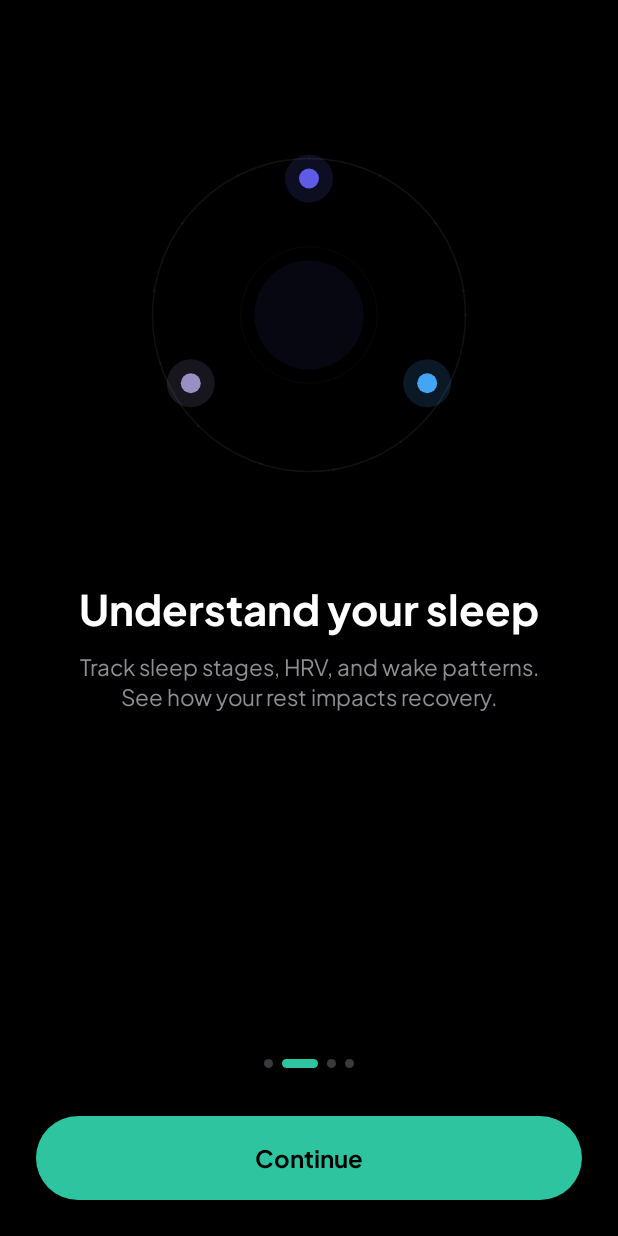
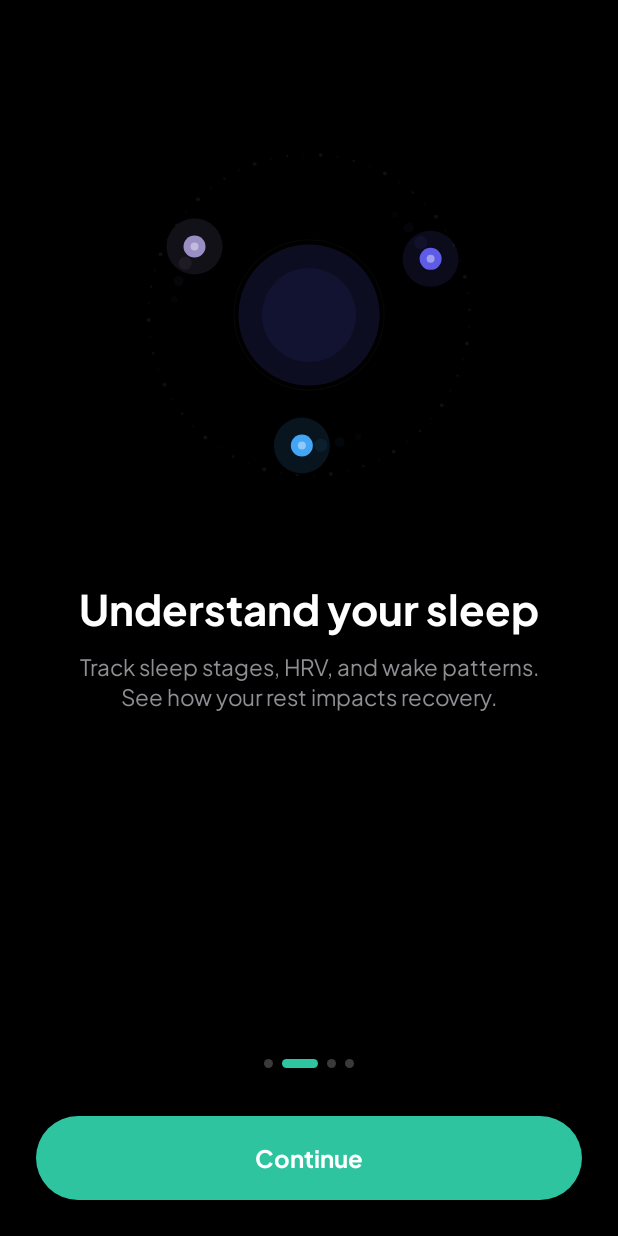
Before and after one commit to ajayaj2001/VEYRA, an Android app built with Jetpack Compose: the screen it shows after launch (MainActivity), after a tap on "Continue", on a phone screen of 412 x 824 dp. Run offline under Robolectric (Android 15) with nearby library versions, the phone set to English and light mode, and no system bars.

Commit message:
fix: White button text + animated onboarding illustrations
- VButton text color changed from black to white to match Stitch design
- Onboarding illustrations now fully animated:
  - Orbiting dots rotate continuously (12s full rotation)
  - Center pulse breathes in/out (2s cycle)
  - Glow alpha oscillates (3s cycle)
  - Outer dotted ring counter-rotates (20s)
  - Each dot has floating vertical offset
  - Motion trails (3 fading dots) behind each orbiting dot
  - Inner bright core on each dot for depth

Co-Authored-By: Claude Opus 4.6 (1M context) <noreply@anthropic.com>

```diff
--- a/app/src/main/java/com/veyra/ui/components/Core.kt
+++ b/app/src/main/java/com/veyra/ui/components/Core.kt
@@ -84,7 +84,7 @@ fun VButton(
         Text(
             text,
             style = MaterialTheme.typography.labelLarge.copy(fontWeight = FontWeight.Bold),
-            color = V.Black.copy(alpha = alpha),
+            color = V.White.copy(alpha = alpha),
         )
     }
 }
--- a/app/src/main/java/com/veyra/ui/screens/onboarding/OnboardingScreen.kt
+++ b/app/src/main/java/com/veyra/ui/screens/onboarding/OnboardingScreen.kt
@@ -1,6 +1,12 @@
 package com.veyra.ui.screens.onboarding
 
+import androidx.compose.animation.core.FastOutSlowInEasing
+import androidx.compose.animation.core.LinearEasing
+import androidx.compose.animation.core.RepeatMode
+import androidx.compose.animation.core.animateFloat
 import androidx.compose.animation.core.animateFloatAsState
+import androidx.compose.animation.core.infiniteRepeatable
+import androidx.compose.animation.core.rememberInfiniteTransition
 import androidx.compose.animation.core.tween
 import androidx.compose.foundation.Canvas
 import androidx.compose.foundation.background
@@ -165,69 +171,144 @@ private fun OnboardingPageContent(page: OnboardingPage) {
 
 @Composable
 private fun OnboardingIllustration(colors: List<Color>) {
+    // Continuous orbit rotation
+    val infiniteTransition = rememberInfiniteTransition(label = "orbit")
+    val orbitAngle by infiniteTransition.animateFloat(
+        initialValue = 0f,
+        targetValue = 360f,
+        animationSpec = infiniteRepeatable(
+            animation = tween(12000, easing = LinearEasing),
+            repeatMode = RepeatMode.Restart,
+        ),
+        label = "orbitAngle",
+    )
+
+    // Center pulse
+    val pulseScale by infiniteTransition.animateFloat(
+        initialValue = 0.85f,
+        targetValue = 1.15f,
+        animationSpec = infiniteRepeatable(
+            animation = tween(2000, easing = FastOutSlowInEasing),
+            repeatMode = RepeatMode.Reverse,
+        ),
+        label = "pulse",
+    )
+
+    // Glow breathing
+    val glowAlpha by infiniteTransition.animateFloat(
+        initialValue = 0.05f,
+        targetValue = 0.15f,
+        animationSpec = infiniteRepeatable(
+            animation = tween(3000, easing = FastOutSlowInEasing),
+            repeatMode = RepeatMode.Reverse,
+        ),
+        label = "glow",
+    )
+
+    // Secondary ring counter-rotation
+    val ring2Angle by infiniteTransition.animateFloat(
+        initialValue = 360f,
+        targetValue = 0f,
+        animationSpec = infiniteRepeatable(
+            animation = tween(20000, easing = LinearEasing),
+            repeatMode = RepeatMode.Restart,
+        ),
+        label = "ring2",
+    )
+
+    // Dot individual float offsets
+    val floatOffset by infiniteTransition.animateFloat(
+        initialValue = -6f,
+        targetValue = 6f,
+        animationSpec = infiniteRepeatable(
+            animation = tween(2500, easing = FastOutSlowInEasing),
+            repeatMode = RepeatMode.Reverse,
+        ),
+        label = "float",
+    )
+
     Canvas(Modifier.fillMaxSize()) {
         val cx = size.width / 2
         val cy = size.height / 2
         val radius = size.minDimension * 0.35f
 
-        // Outer ring
+        // Outer ring (slowly counter-rotates via dotted pattern)
+        val outerDots = 60
+        for (j in 0 until outerDots) {
+            val angle = (j * 360f / outerDots) + ring2Angle
+            val rad = Math.toRadians(angle.toDouble())
+            val dx = cx + (radius + 24f) * cos(rad).toFloat()
+            val dy = cy + (radius + 24f) * sin(rad).toFloat()
+            val dotAlpha = if (j % 2 == 0) 0.25f else 0.1f
+            drawCircle(
+                color = V.SurfaceBright.copy(alpha = dotAlpha),
+                radius = if (j % 4 == 0) 2f else 1.2f,
+                center = Offset(dx, dy),
+            )
+        }
+
+        // Inner ring outline
         drawCircle(
-            color = V.SurfaceBright.copy(alpha = 0.3f),
-            radius = radius + 20f,
+            color = V.SurfaceBright.copy(alpha = 0.2f),
+            radius = radius * 0.55f,
             center = Offset(cx, cy),
-            style = androidx.compose.ui.graphics.drawscope.Stroke(1.5f),
+            style = androidx.compose.ui.graphics.drawscope.Stroke(0.8f),
         )
 
-        // Inner ring
+        // Center pulsing glow
+        val primaryColor = colors.firstOrNull() ?: V.Teal
         drawCircle(
-            color = V.SurfaceBright.copy(alpha = 0.15f),
-            radius = radius * 0.5f,
+            color = primaryColor.copy(alpha = glowAlpha),
+            radius = radius * 0.45f * pulseScale,
             center = Offset(cx, cy),
-            style = androidx.compose.ui.graphics.drawscope.Stroke(1f),
         )
-
-        // Center pulse
         drawCircle(
-            color = colors.firstOrNull()?.copy(alpha = 0.08f) ?: V.Teal.copy(alpha = 0.08f),
-            radius = radius * 0.4f,
+            color = primaryColor.copy(alpha = glowAlpha * 0.5f),
+            radius = radius * 0.3f * pulseScale,
             center = Offset(cx, cy),
         )
 
-        // Orbiting dots
+        // Orbiting dots (rotate continuously)
         colors.forEachIndexed { i, color ->
-            val angle = (i * 360f / colors.size) - 90f
+            val baseAngle = (i * 360f / colors.size) - 90f
+            val angle = baseAngle + orbitAngle
             val rad = Math.toRadians(angle.toDouble())
+            // Each dot floats slightly with offset
+            val individualFloat = floatOffset * (if (i % 2 == 0) 1f else -1f)
             val dotX = cx + radius * cos(rad).toFloat()
-            val dotY = cy + radius * sin(rad).toFloat()
+            val dotY = cy + radius * sin(rad).toFloat() + individualFloat
 
-            // Glow
+            // Motion trail (3 fading dots behind)
+            for (trail in 1..3) {
+                val trailAngle = angle - trail * 8f
+                val trailRad = Math.toRadians(trailAngle.toDouble())
+                val tx = cx + radius * cos(trailRad).toFloat()
+                val ty = cy + radius * sin(trailRad).toFloat() + individualFloat
+                drawCircle(
+                    color = color.copy(alpha = 0.08f / trail),
+                    radius = 8f - trail * 1.5f,
+                    center = Offset(tx, ty),
+                )
+            }
+
+            // Glow halo
             drawCircle(
-                color = color.copy(alpha = 0.15f),
-                radius = 24f,
+                color = color.copy(alpha = 0.12f),
+                radius = 28f,
                 center = Offset(dotX, dotY),
             )
-            // Dot
+            // Main dot
             drawCircle(
                 color = color,
-                radius = 10f,
+                radius = 11f,
                 center = Offset(dotX, dotY),
             )
-        }
-
-        // Connecting dotted arcs (subtle)
-        val dotCount = 40
-        for (j in 0 until dotCount) {
-            val angle = (j * 360f / dotCount)
-            val rad = Math.toRadians(angle.toDouble())
-            val dx = cx + (radius + 20f) * cos(rad).toFloat()
-            val dy = cy + (radius + 20f) * sin(rad).toFloat()
-            if (j % 3 == 0) {
-                drawCircle(
-                    color = V.SurfaceBright.copy(alpha = 0.2f),
-                    radius = 1.5f,
-                    center = Offset(dx, dy),
-                )
-            }
+            // Inner bright core
+            drawCircle(
+                color = Color.White.copy(alpha = 0.4f),
+                radius = 4f,
+                center = Offset(dotX, dotY),
+            )
         }
     }
 }
```
